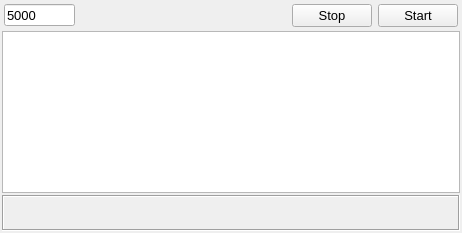
Before: the Qt Designer form miscform.ui in MccDv/mdihattest, drawn with Qt 5.
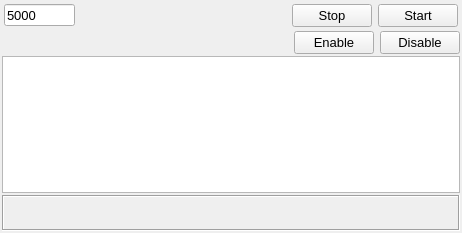
After: the same form once the commit is applied.

Patch:
```diff
--- a/miscform.ui
+++ b/miscform.ui
@@ -10,6 +10,11 @@
     <height>233</height>
    </rect>
   </property>
+  <property name="font">
+   <font>
+    <pointsize>10</pointsize>
+   </font>
+  </property>
   <property name="windowTitle">
    <string>Global Interrupt</string>
   </property>
@@ -98,6 +103,57 @@
      </layout>
     </widget>
    </item>
+   <item>
+    <widget class="QFrame" name="frame">
+     <property name="frameShape">
+      <enum>QFrame::NoFrame</enum>
+     </property>
+     <property name="frameShadow">
+      <enum>QFrame::Raised</enum>
+     </property>
+     <layout class="QHBoxLayout" name="layoutEvents">
+      <property name="leftMargin">
+       <number>0</number>
+      </property>
+      <property name="topMargin">
+       <number>0</number>
+      </property>
+      <property name="rightMargin">
+       <number>0</number>
+      </property>
+      <property name="bottomMargin">
+       <number>0</number>
+      </property>
+      <item>
+       <spacer name="spcrEvents">
+        <property name="orientation">
+         <enum>Qt::Horizontal</enum>
+        </property>
+        <property name="sizeHint" stdset="0">
+         <size>
+          <width>283</width>
+          <height>20</height>
+         </size>
+        </property>
+       </spacer>
+      </item>
+      <item>
+       <widget class="QPushButton" name="cmdEnableEvent">
+        <property name="text">
+         <string>Enable</string>
+        </property>
+       </widget>
+      </item>
+      <item>
+       <widget class="QPushButton" name="cmdDisableEvent">
+        <property name="text">
+         <string>Disable</string>
+        </property>
+       </widget>
+      </item>
+     </layout>
+    </widget>
+   </item>
    <item>
     <widget class="QTextEdit" name="teStatus"/>
    </item>
```
